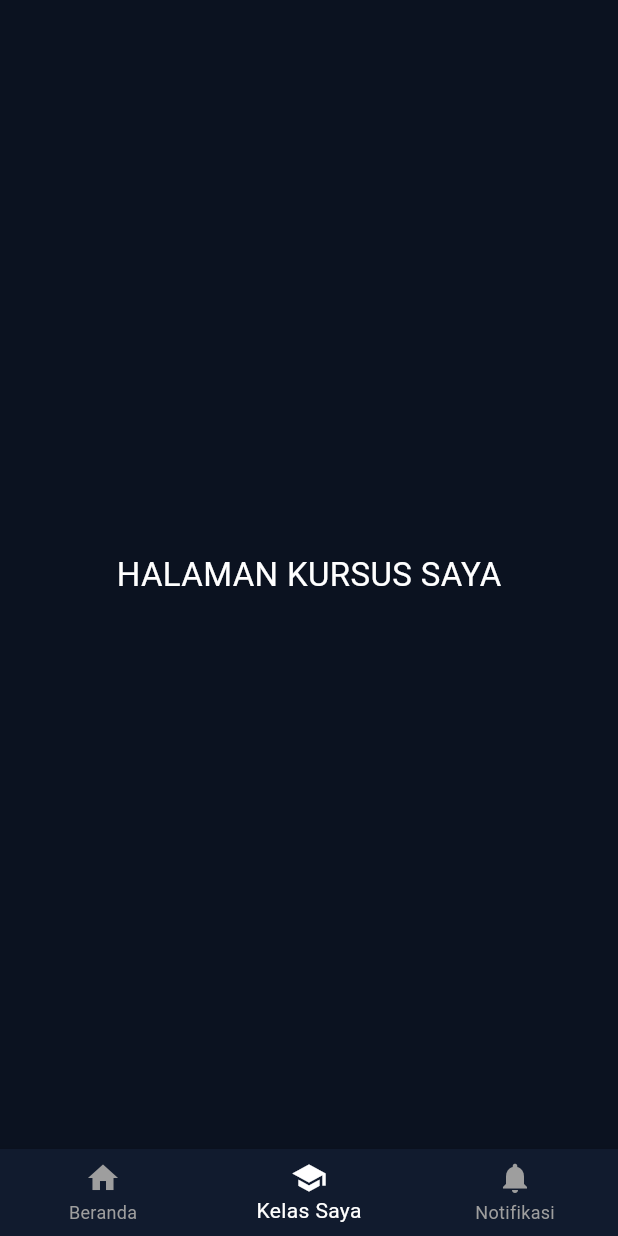
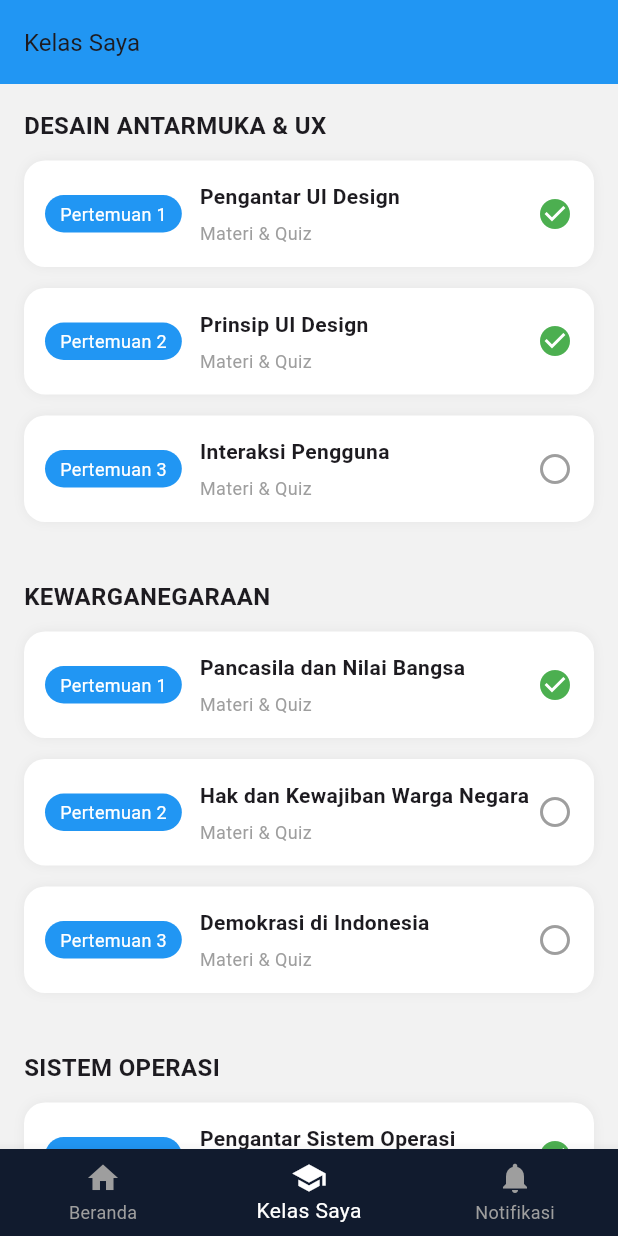
Before and after one commit to MOH-WAKID/UAS-RuangBelajar, a Flutter app: the HomePage screen opened directly, item 2 of the bottom bar chosen, on a phone screen of 412 x 824 dp. Run offline on Flutter 3.47's test engine with Material 3 defaults, Android fonts, the light colour scheme and no system bars; network calls fail.

Commit message:
menamba  poin materi dan fitur quiz pada halaman kelas saya

```diff
--- a/lib/screens/tabs/home_screen.dart
+++ b/lib/screens/tabs/home_screen.dart
@@ -140,7 +140,7 @@ class BerandaScreen extends StatelessWidget {
               mainAxisAlignment: MainAxisAlignment.spaceBetween,
               children: const [
                 Text(
-                  "Pengumuman Terakhir",
+                  "Pengumuman",
                   style: TextStyle(
                       color: AppColors.textWhite,
                       fontSize: 18,
--- a/lib/screens/tabs/kelas_screen.dart
+++ b/lib/screens/tabs/kelas_screen.dart
@@ -1,13 +1,208 @@
 import 'package:flutter/material.dart';
+import '/screens/quiz_screen.dart';
 
 class KelasScreen extends StatelessWidget {
   const KelasScreen({super.key});
 
   @override
   Widget build(BuildContext context) {
-    return Center(
-      child: Text("HALAMAN KURSUS SAYA",
-          style: TextStyle(color: Colors.white, fontSize: 22)),
+    return Scaffold(
+      backgroundColor: const Color(0xffF2F2F2),
+      appBar: AppBar(
+        backgroundColor: Colors.blue,
+        title: const Text(
+          "Kelas Saya",
+          style: TextStyle(fontSize: 16),
+        ),
+      ),
+      body: ListView(
+        padding: const EdgeInsets.all(16),
+        children: const [
+
+          // ================= DESAIN ANTARMUKA =================
+          JudulKelas(title: "DESAIN ANTARMUKA & UX"),
+          MateriItem(
+            pertemuan: "Pertemuan 1",
+            judul: "Pengantar UI Design",
+            info: "Materi & Quiz",
+            selesai: true,
+          ),
+          MateriItem(
+            pertemuan: "Pertemuan 2",
+            judul: "Prinsip UI Design",
+            info: "Materi & Quiz",
+            selesai: true,
+          ),
+          MateriItem(
+            pertemuan: "Pertemuan 3",
+            judul: "Interaksi Pengguna",
+            info: "Materi & Quiz",
+            selesai: false,
+          ),
+
+          SizedBox(height: 24),
+
+          // ================= KEWARGANEGARAAN =================
+          JudulKelas(title: "KEWARGANEGARAAN"),
+          MateriItem(
+            pertemuan: "Pertemuan 1",
+            judul: "Pancasila dan Nilai Bangsa",
+            info: "Materi & Quiz",
+            selesai: true,
+          ),
+          MateriItem(
+            pertemuan: "Pertemuan 2",
+            judul: "Hak dan Kewajiban Warga Negara",
+            info: "Materi & Quiz",
+            selesai: false,
+          ),
+          MateriItem(
+            pertemuan: "Pertemuan 3",
+            judul: "Demokrasi di Indonesia",
+            info: "Materi & Quiz",
+            selesai: false,
+          ),
+
+          SizedBox(height: 24),
+
+          // ================= SISTEM OPERASI =================
+          JudulKelas(title: "SISTEM OPERASI"),
+          MateriItem(
+            pertemuan: "Pertemuan 1",
+            judul: "Pengantar Sistem Operasi",
+            info: "Materi & Quiz",
+            selesai: true,
+          ),
+          MateriItem(
+            pertemuan: "Pertemuan 2",
+            judul: "Manajemen Proses",
+            info: "Materi & Quiz",
+            selesai: false,
+          ),
+          MateriItem(
+            pertemuan: "Pertemuan 3",
+            judul: "Manajemen Memori",
+            info: "Materi & Quiz",
+            selesai: false,
+          ),
+        ],
+      ),
     );
   }
 }
+
+// ================= JUDUL KELAS =================
+class JudulKelas extends StatelessWidget {
+  final String title;
+
+  const JudulKelas({super.key, required this.title});
+
+  @override
+  Widget build(BuildContext context) {
+    return Padding(
+      padding: const EdgeInsets.only(bottom: 12),
+      child: Text(
+        title,
+        style: const TextStyle(
+          fontSize: 16,
+          fontWeight: FontWeight.bold,
+        ),
+      ),
+    );
+  }
+}
+
+// ================= ITEM MATERI =================
+class MateriItem extends StatelessWidget {
+  final String pertemuan;
+  final String judul;
+  final String info;
+  final bool selesai;
+
+  const MateriItem({
+    super.key,
+    required this.pertemuan,
+    required this.judul,
+    required this.info,
+    required this.selesai,
+  });
+
+  @override
+  Widget build(BuildContext context) {
+    return InkWell(
+onTap: () {
+  Navigator.push(
+    context,
+    MaterialPageRoute(
+      builder: (_) => QuizScreen(
+        judulMateri: judul,
+      ),
+    ),
+  );
+},
+
+      child: Container(
+        margin: const EdgeInsets.only(bottom: 14),
+        padding: const EdgeInsets.all(14),
+        decoration: BoxDecoration(
+          color: Colors.white,
+          borderRadius: BorderRadius.circular(14),
+          boxShadow: [
+            BoxShadow(
+              color: Colors.black.withOpacity(0.05),
+              blurRadius: 6,
+            ),
+          ],
+        ),
+        child: Row(
+          children: [
+            // LEFT
+            Container(
+              padding:
+                  const EdgeInsets.symmetric(horizontal: 10, vertical: 4),
+              decoration: BoxDecoration(
+                color: Colors.blue,
+                borderRadius: BorderRadius.circular(20),
+              ),
+              child: Text(
+                pertemuan,
+                style: const TextStyle(
+                    color: Colors.white, fontSize: 12),
+              ),
+            ),
+
+            const SizedBox(width: 12),
+
+            // CENTER
+            Expanded(
+              child: Column(
+                crossAxisAlignment: CrossAxisAlignment.start,
+                children: [
+                  Text(
+                    judul,
+                    style: const TextStyle(
+                        fontWeight: FontWeight.bold),
+                  ),
+                  const SizedBox(height: 6),
+                  Text(
+                    info,
+                    style: const TextStyle(
+                        fontSize: 12, color: Colors.grey),
+                  ),
+                ],
+              ),
+            ),
+
+            // RIGHT
+            Icon(
+              selesai
+                  ? Icons.check_circle
+                  : Icons.radio_button_unchecked,
+              color: selesai ? Colors.green : Colors.grey,
+            ),
+          ],
+        ),
+      ),
+    );
+  }
+}
```
Also changed, not shown: lib/screens/quiz_screen.dart (added, +109 -0 lines).
